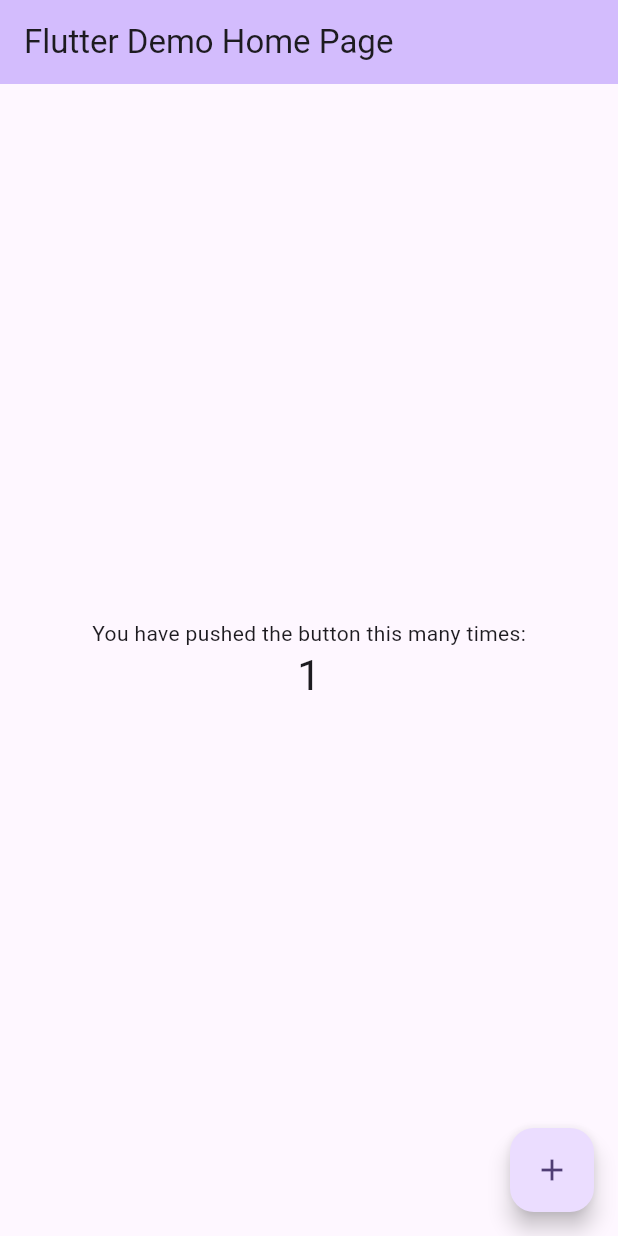
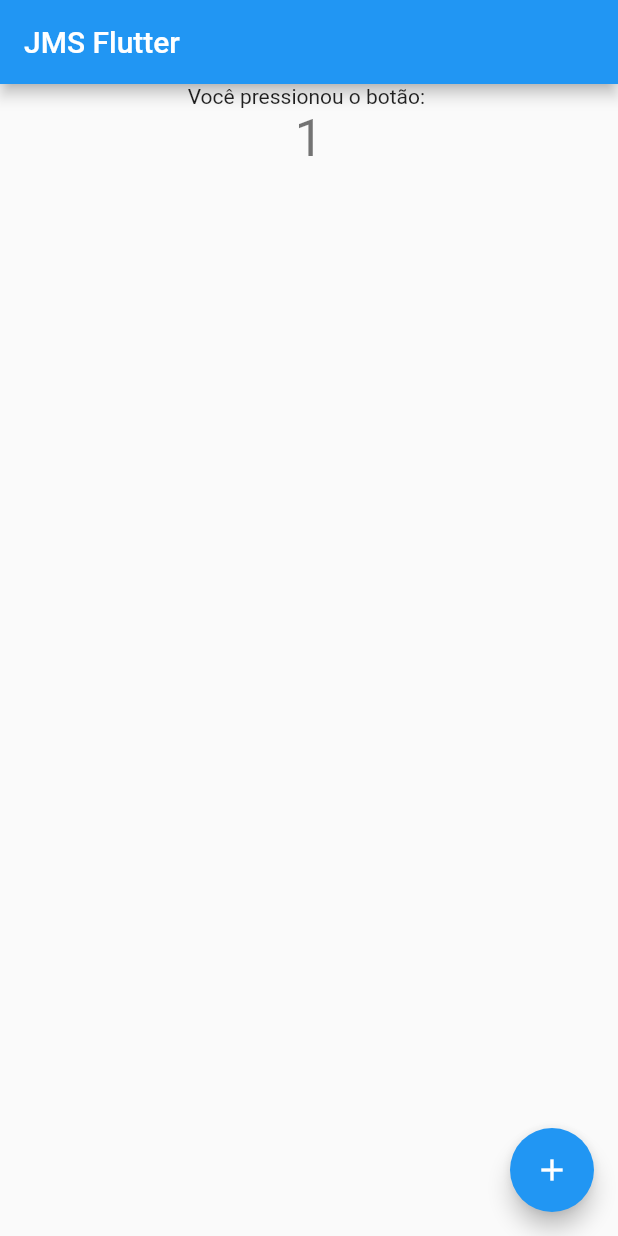
Before and after one commit to Lucasdevbe/Exercicios_Flutter, a Flutter app: the screen it shows after launch, after a tap on the "add" icon, on a phone screen of 412 x 824 dp. Run offline on Flutter 3.47's test engine with Material 2 defaults, Android fonts, the phone set to English and light mode, and no system bars.

Commit message:
primeiro exercício

```diff
--- a/flutter_application_1/lib/main.dart
+++ b/flutter_application_1/lib/main.dart
@@ -1,125 +1,61 @@
 import 'package:flutter/material.dart';
+//A linha acima importa o material.dart que é uma biblioteca do flutter que inclui
+//uma ampla variedade de materias design widgets pré-definidos
 
 void main() {
-  runApp(const MyApp());
+  //O método main é o ponto de entrada para o aplicativo Flutter
+  //O método runApp() toma como argumento um widget e torna a raiz da árvore de widgets.
+  runApp(MyApp());
 }
 
-class MyApp extends StatelessWidget {
-  const MyApp({super.key});
-
-  // This widget is the root of your application.
-  @override
-  Widget build(BuildContext context) {
-    return MaterialApp(
-      title: 'Flutter Demo',
-      theme: ThemeData(
-        // This is the theme of your application.
-        //
-        // TRY THIS: Try running your application with "flutter run". You'll see
-        // the application has a blue toolbar. Then, without quitting the app,
-        // try changing the seedColor in the colorScheme below to Colors.green
-        // and then invoke "hot reload" (save your changes or press the "hot
-        // reload" button in a Flutter-supported IDE, or press "r" if you used
-        // the command line to start the app).
-        //
-        // Notice that the counter didn't reset back to zero; the application
-        // state is not lost during the reload. To reset the state, use hot
-        // restart instead.
-        //
-        // This works for code too, not just values: Most code changes can be
-        // tested with just a hot reload.
-        colorScheme: ColorScheme.fromSeed(seedColor: Colors.deepPurple),
-        useMaterial3: true,
-      ),
-      home: const MyHomePage(title: 'Flutter Demo Home Page'),
-    );
+//JMS é uma classe que estende StatelessWidget, o que significa que os dados aqui não mudam(São imutáveis).
+//O método build retorna um widget MaterialApp, que é a estrutura de nível superior do app
+//O Widget MaterialApp é configurado com um titulo, um theme e um widget home que é
+//uma instancia de MinhaHomePage().
+class MyApp extends StatelessWidget{
+  @override //Sub-Escrita no metodo
+  Widget build (BuildContext context){
+    return MaterialApp(title: 'Meu Aplicativo', theme: ThemeData(primarySwatch: Colors.blue),
+    home: MinhaHomePage(),);
   }
 }
 
-class MyHomePage extends StatefulWidget {
-  const MyHomePage({super.key, required this.title});
+class MinhaHomePage extends StatefulWidget {
+  @override //Sub-Escrita no metodo
+  _MinhaHomePageState createState() => _MinhaHomePageState();
+}
+  //MinhaHomePage é um StatefulWidget, oq ue significa que ele pode manter o estado mutável.
+  //Ele retorna uma instancia de seu estado, _MinhaHomePageState.
 
-  // This widget is the home page of your application. It is stateful, meaning
-  // that it has a State object (defined below) that contains fields that affect
-  // how it looks.
+class _MinhaHomePageState extends State<MinhaHomePage> {
+  int _contador=0;
 
-  // This class is the configuration for the state. It holds the values (in this
-  // case the title) provided by the parent (in this case the App widget) and
-  // used by the build method of the State. Fields in a Widget subclass are
-  // always marked "final".
-
-  final String title;
-
-  @override
-  State<MyHomePage> createState() => _MyHomePageState();
-}
-
-class _MyHomePageState extends State<MyHomePage> {
-  int _counter = 0;
-
-  void _incrementCounter() {
-    setState(() {
-      // This call to setState tells the Flutter framework that something has
-      // changed in this State, which causes it to rerun the build method below
-      // so that the display can reflect the updated values. If we changed
-      // _counter without calling setState(), then the build method would not be
-      // called again, and so nothing would appear to happen.
-      _counter++;
+  //função sem retorno
+  void _incrementarContador(){
+    setState((){
+      _contador++;
     });
   }
-
   @override
-  Widget build(BuildContext context) {
-    // This method is rerun every time setState is called, for instance as done
-    // by the _incrementCounter method above.
-    //
-    // The Flutter framework has been optimized to make rerunning build methods
-    // fast, so that you can just rebuild anything that needs updating rather
-    // than having to individually change instances of widgets.
+  Widget build (BuildContext context){
     return Scaffold(
       appBar: AppBar(
-        // TRY THIS: Try changing the color here to a specific color (to
-        // Colors.amber, perhaps?) and trigger a hot reload to see the AppBar
-        // change color while the other colors stay the same.
-        backgroundColor: Theme.of(context).colorScheme.inversePrimary,
-        // Here we take the value from the MyHomePage object that was created by
-        // the App.build method, and use it to set our appbar title.
-        title: Text(widget.title),
-      ),
-      body: Center(
-        // Center is a layout widget. It takes a single child and positions it
-        // in the middle of the parent.
-        child: Column(
-          // Column is also a layout widget. It takes a list of children and
-          // arranges them vertically. By default, it sizes itself to fit its
-          // children horizontally, and tries to be as tall as its parent.
-          //
-          // Column has various properties to control how it sizes itself and
-          // how it positions its children. Here we use mainAxisAlignment to
-          // center the children vertically; the main axis here is the vertical
-          // axis because Columns are vertical (the cross axis would be
-          // horizontal).
-          //
-          // TRY THIS: Invoke "debug painting" (choose the "Toggle Debug Paint"
-          // action in the IDE, or press "p" in the console), to see the
-          // wireframe for each widget.
-          mainAxisAlignment: MainAxisAlignment.center,
-          children: <Widget>[
-            const Text(
-              'You have pushed the button this many times:',
-            ),
-            Text(
-              '$_counter',
-              style: Theme.of(context).textTheme.headlineMedium,
-            ),
-          ],
+        title: Text('JMS Flutter'),
         ),
-      ),
-      floatingActionButton: FloatingActionButton(
-        onPressed: _incrementCounter,
-        tooltip: 'Increment',
-        child: const Icon(Icons.add),
-      ), // This trailing comma makes auto-formatting nicer for build methods.
-    );
-  }
+          body: Center(
+            child: Column(
+              children: <Widget>[
+                Text('Você pressionou o botão: ',),
+                Text('$_contador',
+                  style: Theme.of(context).textTheme.headline4,
+                ),
+              ],)
+        ),
+          floatingActionButton: FloatingActionButton(
+          onPressed: _incrementarContador,
+          tooltip: 'Incrementar',
+          child: Icon(Icons.add),
+          ),
+  );
 }
+}
```
Also changed, not shown: 1 other file.
